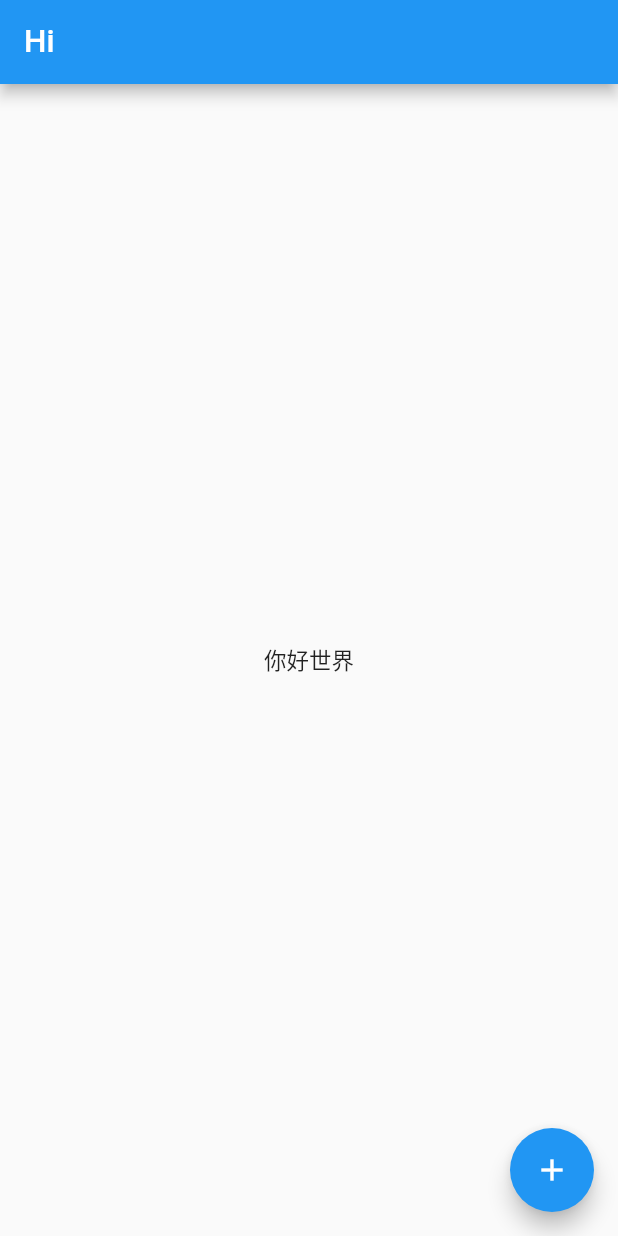
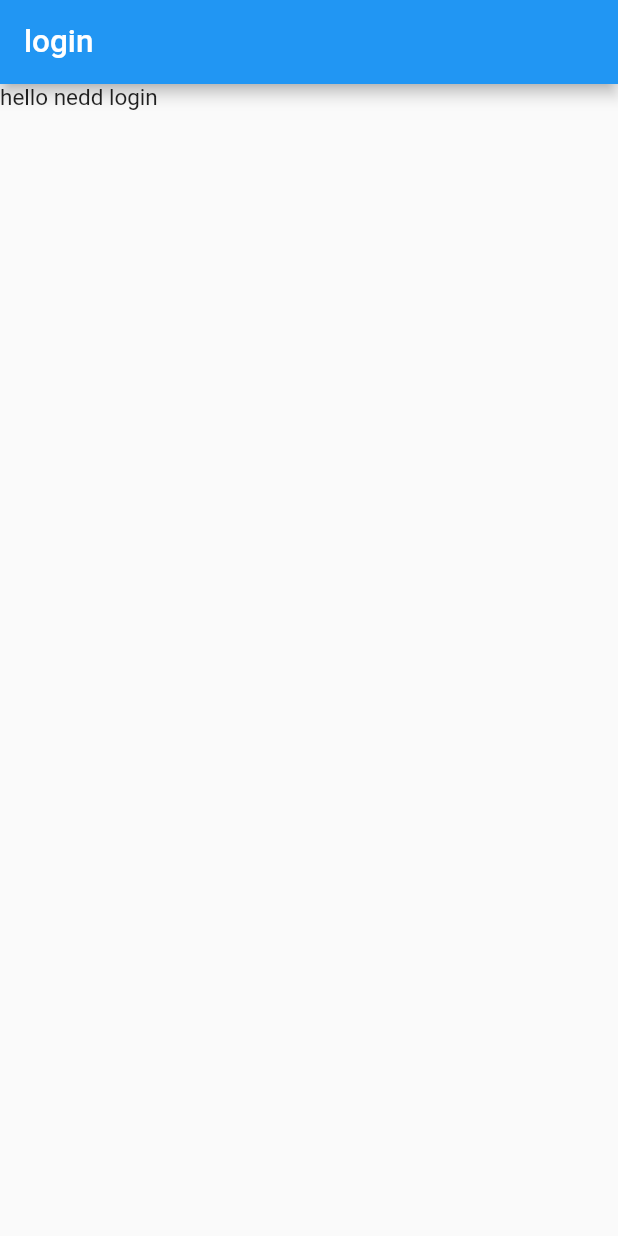
Before and after one commit to jsdayuan/night_read, a Flutter app: the screen it shows after launch, on a phone screen of 412 x 824 dp. Run offline on Flutter 3.47's test engine with Material 2 defaults, Android fonts, the phone set to English and light mode, and no system bars; our stand-ins replace dio, shared_preferences; missing offline and left inert: shared_preferences_web; generated files the repository leaves out were written again.

Commit message:
增加路由鉴权

```diff
--- /dev/null
+++ b/lib/jsons/user_data.dart
@@ -0,0 +1,26 @@
+import 'package:json_annotation/json_annotation.dart';
+
+part 'user_data.g.dart';
+
+@JsonSerializable()
+class UserData extends Object {
+  @JsonKey(name: 'username')
+  String username;
+
+  @JsonKey(name: 'password')
+  String password;
+
+  @JsonKey(name: 'mobile')
+  String mobile;
+
+  UserData(
+    this.username,
+    this.password,
+    this.mobile,
+  );
+
+  factory UserData.fromJson(Map<String, dynamic> srcJson) =>
+      _$UserDataFromJson(srcJson);
+
+  Map<String, dynamic> toJson() => _$UserDataToJson(this);
+}
--- a/lib/main.dart
+++ b/lib/main.dart
@@ -4,9 +4,11 @@ import 'package:dio/dio.dart';
 import 'package:flutter/material.dart';
 import 'package:night_read/jsons/photo_data.dart';
 import 'package:night_read/jsons/post_data.dart';
+import 'package:night_read/jsons/user_data.dart';
 import 'package:night_read/states/language.dart';
 import 'package:provider/provider.dart';
 import 'package:flutter_gen/gen_l10n/app_localizations.dart';
+import 'package:shared_preferences/shared_preferences.dart';
 
 import 'routes/index.dart';
 
@@ -20,7 +22,20 @@ class MyApp extends StatelessWidget {
   @override
   Widget build(BuildContext context) {
     return MultiProvider(
-      providers: [ChangeNotifierProvider<Language>(create: (_) => Language())],
+      providers: [
+        ChangeNotifierProvider<Language>(create: (_) => Language()),
+        FutureProvider<UserData?>(
+            create: (context) async {
+              final prefs = await SharedPreferences.getInstance();
+
+              var userJson = prefs.getString('user');
+              if (userJson == null) {
+                return null;
+              }
+              return UserData.fromJson(jsonDecode(userJson));
+            },
+            initialData: null),
+      ],
       child: Builder(builder: (context) {
         return MaterialApp(
           title: 'Flutter Demo',
@@ -31,8 +46,16 @@ class MyApp extends StatelessWidget {
             primarySwatch: Colors.blue,
           ),
           onGenerateRoute: (RouteSettings settings) {
-            print(settings);
+            final user = context.read<UserData?>();
             final routeBuild = routes[settings.name];
+
+            if (user == null) {
+              final loginPageBuilder = routes['/login'];
+              return MaterialPageRoute(
+                  builder: (context) => loginPageBuilder!(context),
+                  settings: settings);
+            }
+
             if (routeBuild != null) {
               return MaterialPageRoute(
                   builder: (context) => routeBuild(context),
--- a/lib/routes/index.dart
+++ b/lib/routes/index.dart
@@ -1,5 +1,4 @@
 import 'package:night_read/routes/home.dart';
+import 'package:night_read/routes/login.dart';
 
-final routes={
-  '/':(context)=>MyHomePage()
-};
+final routes = {'/': (context) => MyHomePage(), '/login': (context) => Login()};
--- /dev/null
+++ b/lib/routes/login.dart
@@ -0,0 +1,22 @@
+import 'package:flutter/material.dart';
+
+class Login extends StatefulWidget {
+  Login({Key? key}) : super(key: key);
+
+  @override
+  State<Login> createState() => _LoginState();
+}
+
+class _LoginState extends State<Login> {
+  @override
+  Widget build(BuildContext context) {
+    return Scaffold(
+      appBar: AppBar(
+        title: Text('login'),
+      ),
+      body: Column(
+        children: [Text('hello nedd login')],
+      ),
+    );
+  }
+}
--- a/lib/states/language.dart
+++ b/lib/states/language.dart
@@ -1,13 +1,12 @@
 import 'package:flutter/material.dart';
 
 class Language extends ChangeNotifier {
-  Locale locale = const Locale('zh');
+  get locale => _locale;
+
+  Locale _locale = const Locale('zh');
 
   setLocal(Locale newLocale) {
-
-    locale = newLocale;
-    print(locale);
-    print(newLocale);
+    _locale = newLocale;
     super.notifyListeners();
   }
 }
```
Also changed, not shown: lib/jsons/user_data.g.dart (added).
